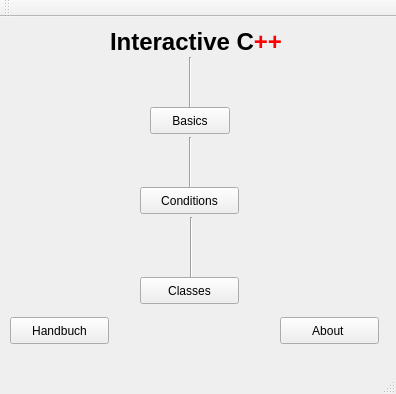
Above: mainwindow.ui from Megamezzomixer/Interactivecplusplus before the change. Below: the same form after it.
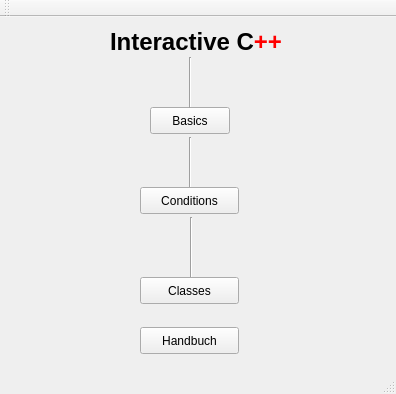
That is the form after the change.

```diff
--- a/mainwindow.ui
+++ b/mainwindow.ui
@@ -111,8 +111,8 @@
    <widget class="QPushButton" name="pushButton_4">
     <property name="geometry">
      <rect>
-      <x>10</x>
-      <y>300</y>
+      <x>140</x>
+      <y>310</y>
       <width>99</width>
       <height>27</height>
      </rect>
@@ -121,19 +121,6 @@
      <string>Handbuch</string>
     </property>
    </widget>
-   <widget class="QPushButton" name="pushButton_5">
-    <property name="geometry">
-     <rect>
-      <x>280</x>
-      <y>300</y>
-      <width>99</width>
-      <height>27</height>
-     </rect>
-    </property>
-    <property name="text">
-     <string>About </string>
-    </property>
-   </widget>
   </widget>
   <widget class="QMenuBar" name="menuBar">
    <property name="geometry">
```
Left out of the diff: 2 changed lines with no effect on the pictures.
